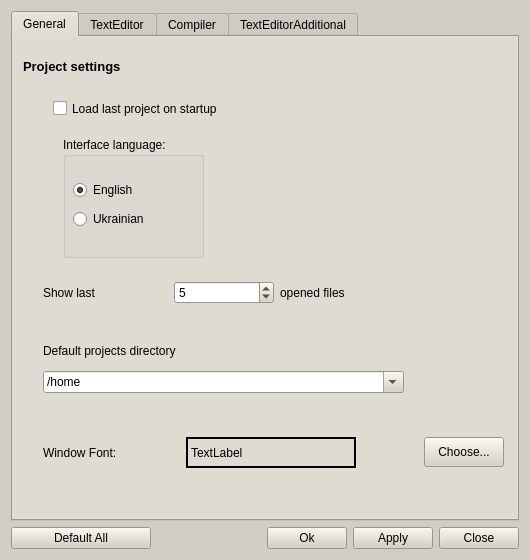
Qt form trunc/src/optionsdialog.ui (PLLUG/kuzya) before a commit.
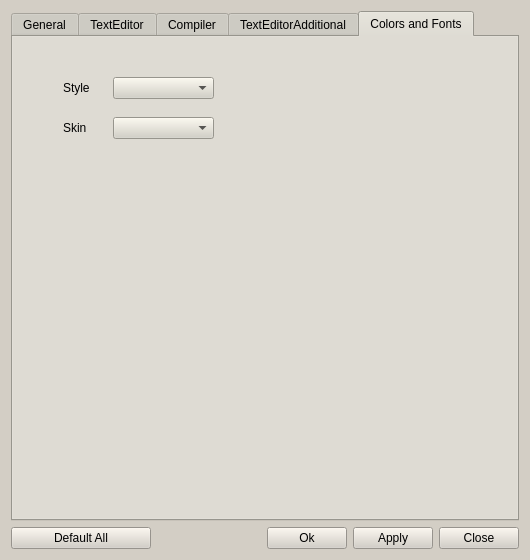
The same form after that commit.

Commit message: Пробник зі стилями, ще багато баг

What changed in the file:
```diff
--- a/trunc/src/optionsdialog.ui
+++ b/trunc/src/optionsdialog.ui
@@ -919,7 +919,7 @@
       <bool>false</bool>
      </property>
      <property name="currentIndex">
-      <number>0</number>
+      <number>4</number>
      </property>
      <widget class="QWidget" name="tabGeneral">
       <attribute name="title">
@@ -2083,6 +2083,57 @@
        </layout>
       </widget>
      </widget>
+     <widget class="QWidget" name="tab_2">
+      <attribute name="title">
+       <string>Colors and Fonts</string>
+      </attribute>
+      <widget class="QLabel" name="label_18">
+       <property name="geometry">
+        <rect>
+         <x>50</x>
+         <y>40</y>
+         <width>46</width>
+         <height>21</height>
+        </rect>
+       </property>
+       <property name="text">
+        <string>Style</string>
+       </property>
+      </widget>
+      <widget class="QLabel" name="label_19">
+       <property name="geometry">
+        <rect>
+         <x>50</x>
+         <y>80</y>
+         <width>46</width>
+         <height>21</height>
+        </rect>
+       </property>
+       <property name="text">
+        <string>Skin</string>
+       </property>
+      </widget>
+      <widget class="QComboBox" name="styleCBox">
+       <property name="geometry">
+        <rect>
+         <x>100</x>
+         <y>40</y>
+         <width>101</width>
+         <height>22</height>
+        </rect>
+       </property>
+      </widget>
+      <widget class="QComboBox" name="SkinCBox">
+       <property name="geometry">
+        <rect>
+         <x>100</x>
+         <y>80</y>
+         <width>101</width>
+         <height>22</height>
+        </rect>
+       </property>
+      </widget>
+     </widget>
     </widget>
    </item>
   </layout>
```
Left out of the diff: 4 changed lines with no effect on the pictures. The commit also changes 2 other files.
